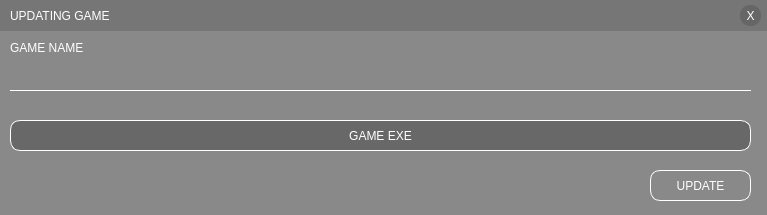
Before: the Qt Designer form updategameform.ui in illud/crono, drawn with Qt 5.
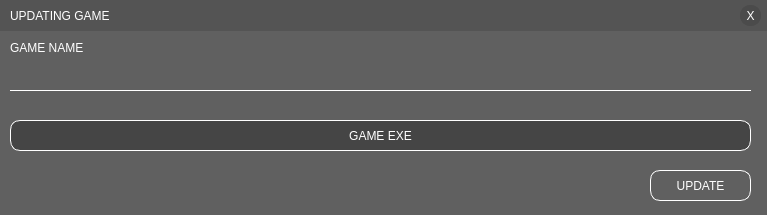
After: the same form once the commit is applied.

Commit message: color to cards changed

```diff
--- a/updategameform.ui
+++ b/updategameform.ui
@@ -17,7 +17,8 @@
    <double>0.900000000000000</double>
   </property>
   <property name="styleSheet">
-   <string notr="true">background-color: rgba(33, 33, 33, 80); </string>
+   <string notr="true">/*background-color: rgba(33, 33, 33, 80); */
+background-color: rgba(44, 44, 44, 128);</string>
   </property>
   <widget class="QWidget" name="widget_2" native="true">
    <property name="geometry">
```
The commit also changes 8 other files.
